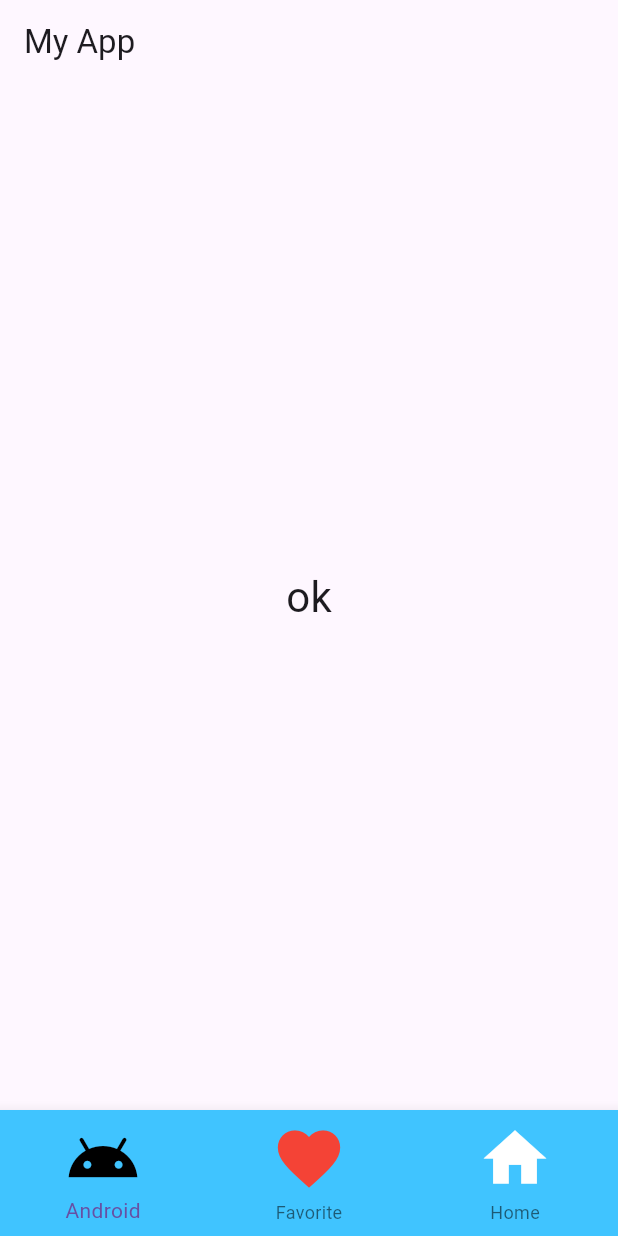
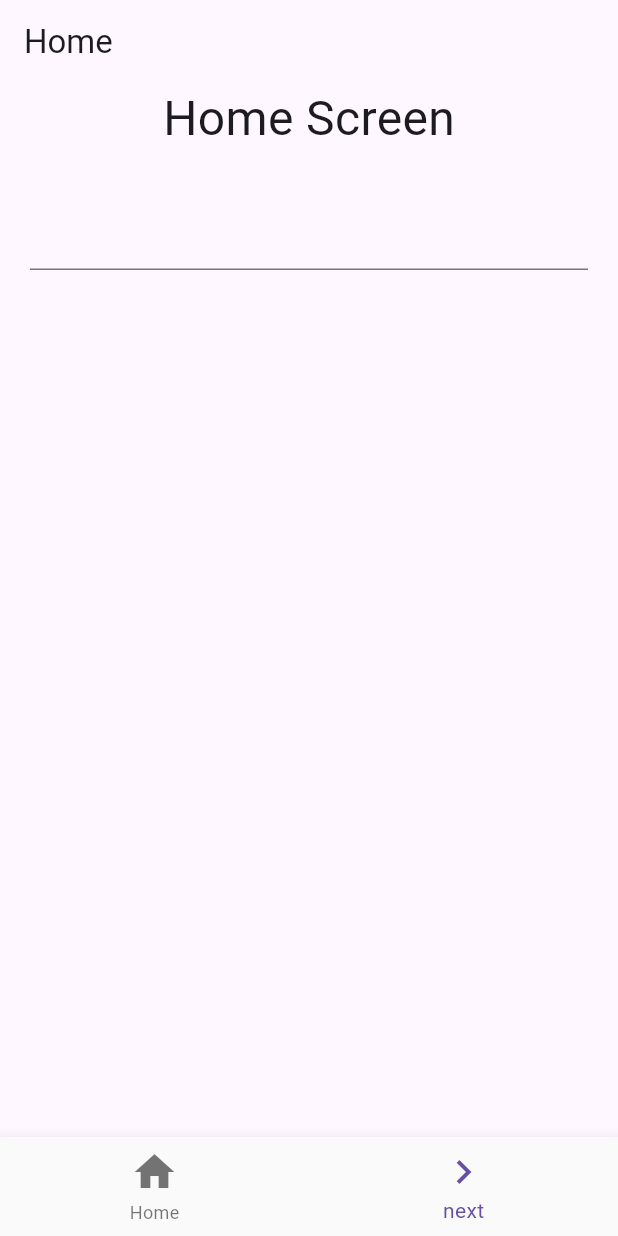
Before and after one commit to ijustet/flutter_app, a Flutter app: the screen it shows after launch, on a phone screen of 412 x 824 dp. Run offline on Flutter 3.47's test engine with Material 3 defaults, Android fonts, the phone set to English and light mode, and no system bars.

Commit message:
表時間の値の受け渡し

```diff
--- a/lib/main.dart
+++ b/lib/main.dart
@@ -1,5 +1,3 @@
-// import 'dart:html';
-
 import 'package:flutter/material.dart';
 
 void main() {
@@ -12,66 +10,106 @@ class MyApp extends StatelessWidget {
     return new MaterialApp(
       title: 'Generated App',
       theme: new ThemeData(
-        primarySwatch: Colors.pink,
-        primaryColor: const Color(0xFFe91e63),
+        primarySwatch: Colors.blue,
+        primaryColor: const Color(0xff2196f3),
         canvasColor: const Color(0xFFfafafa),
       ),
-      home: new MyHomePage(),
+      home: new FirstScreen(),
     );
   }
 }
 
-class MyHomePage extends StatefulWidget {
-  MyHomePage({Key? key}) : super(key: key);
+class FirstScreen extends StatefulWidget {
+  FirstScreen({Key? key}): super(key:key);
+
   @override
-  _MyHomePageState createState() => new _MyHomePageState();
+  _FirstScreenState createState() => _FirstScreenState();
 }
 
-class _MyHomePageState extends State<MyHomePage> {
-  static var _message = 'ok';
-  static var _index = 0;
+class _FirstScreenState extends State<FirstScreen> {
+  static final _controller = TextEditingController();
+  static var _input = "";
 
   @override
   Widget build(BuildContext context) {
     return Scaffold(
       appBar: AppBar(
-        title: Text('My App'),
+        title: Text('Home'),
       ),
-      body: Center(
-        child: Text(
-          _message,
-          style: const TextStyle(
-            fontSize: 28.0,
+      body:Column(
+        children: <Widget>[
+          const Text(
+            'Home Screen',
+            style: const TextStyle(fontSize: 32),
           ),
-        )
+          Padding(
+            padding: const EdgeInsets.all(20.0),
+            child: TextField(
+              controller: _controller,
+              style: const TextStyle(fontSize: 28),
+              onChanged: changeField,
+            ),
+          ),
+        ],
       ),
       bottomNavigationBar: BottomNavigationBar(
-        currentIndex: _index,
-        backgroundColor: Colors.lightBlueAccent,
+        currentIndex: 1,
         items: <BottomNavigationBarItem>[
-          BottomNavigationBarItem(
-            label: 'Android',
-            icon: Icon(Icons.android,color: Colors.black, size: 50),
+          const BottomNavigationBarItem(
+            label: 'Home',
+            icon: const Icon(Icons.home, size: 32,),
           ),
-          BottomNavigationBarItem(
-            label: 'Favorite',
-            icon: Icon(Icons.favorite,color: Colors.red, size: 50),
-          ),
-          BottomNavigationBarItem(
-            label: 'Home',
-            icon: Icon(Icons.home,color: Colors.white, size: 50),
-          ),
+          const BottomNavigationBarItem(
+            label: 'next',
+            icon: const Icon(Icons.navigate_next, size: 32,),
+          )
         ],
-        onTap: tapBottomIcon,
+        onTap: (int value){
+          if(value == 1)
+            Navigator.push(
+              context,
+              MaterialPageRoute(builder: (context) => SecondScreen(_input)),
+            );
+        },
       ),
     );
   }
 
-  void tapBottomIcon(int value) {
-    var items = ['Android', 'Heart', 'Home'];
-    setState(() {
-      _index = value;
-      _message = 'you tapped: "' + items[_index] + '".';
-    });
+  void changeField(String val) => _input = val;
+}
+class SecondScreen extends StatelessWidget {
+  final String _value;
+
+  SecondScreen(this._value);
+
+  @override
+  Widget build(BuildContext context) {
+    return Scaffold(
+      appBar: AppBar(
+        title: Text('Next'),
+      ),
+      body: Center(
+        child: Text(
+          'you typed: "$_value".',
+          style: const TextStyle(fontSize: 32.0),
+        ),
+      ),
+      bottomNavigationBar: BottomNavigationBar(
+        currentIndex: 0,
+        items: <BottomNavigationBarItem>[
+          const BottomNavigationBarItem(
+            label: 'prev',
+            icon: const Icon(Icons.navigate_before, size: 32,),
+          ),
+          const BottomNavigationBarItem(
+            label: '?',
+            icon: const Icon(Icons.android, size: 32,),
+          )
+        ],
+        onTap: (int value){
+          if(value == 0) Navigator.pop(context);
+        },
+      ),
+    );
   }
 }
```
